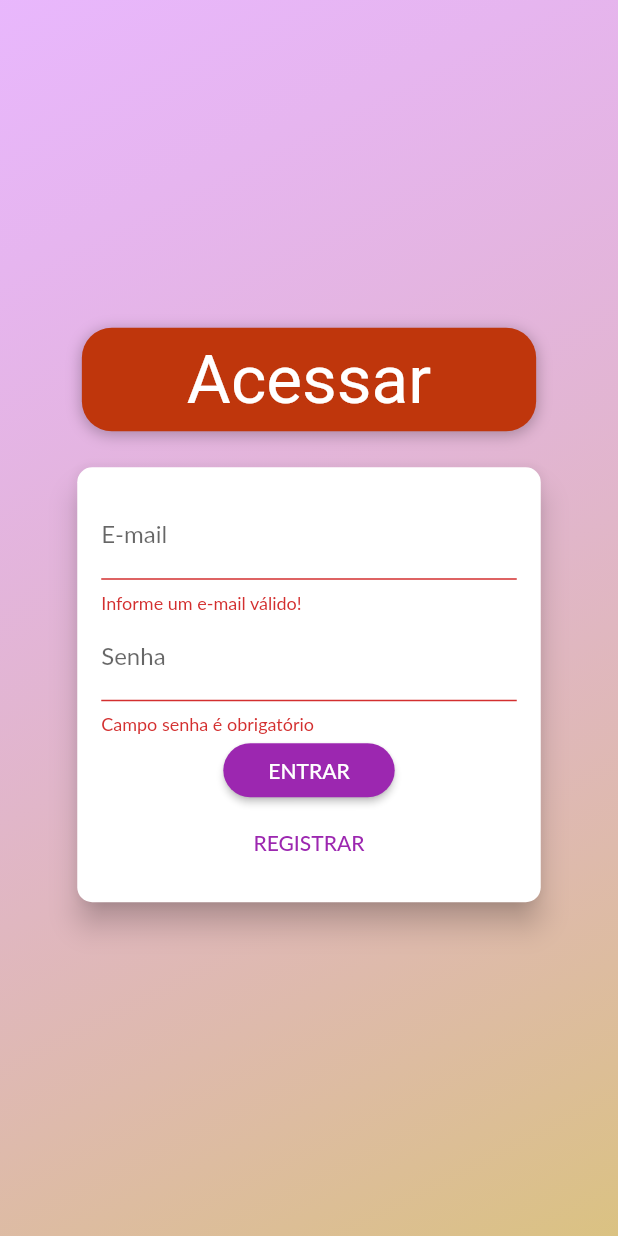
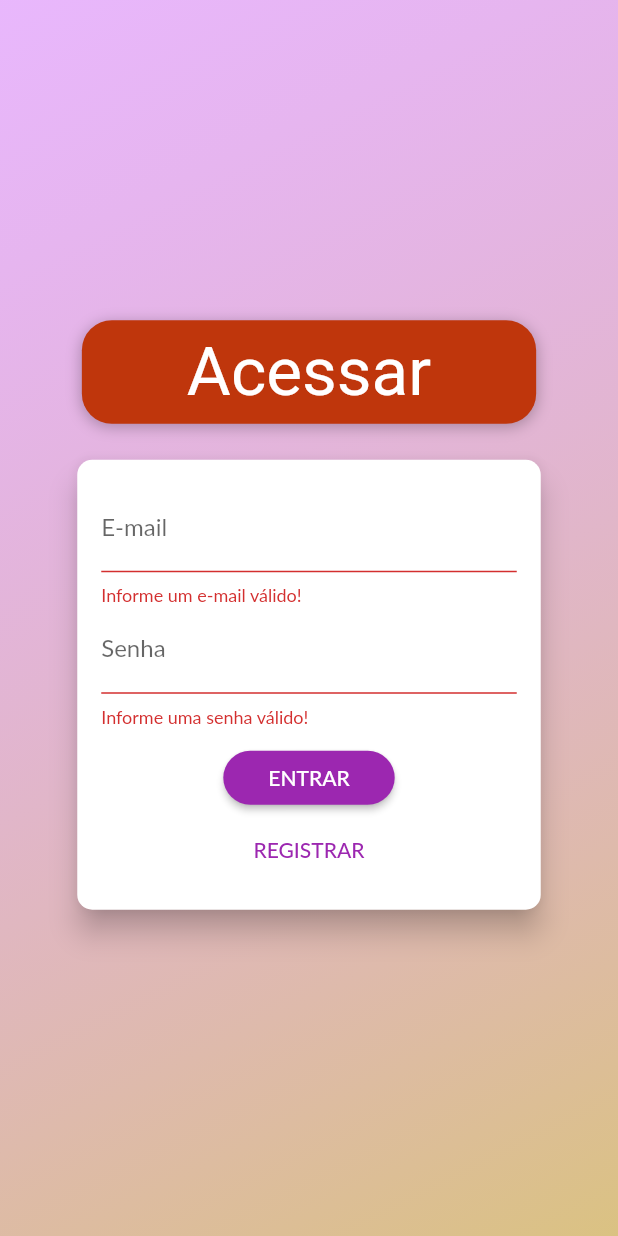
Before and after one commit to C0utinho98/base_flutter_mvc, a Flutter app: the screen it shows after launch, after a tap on "ENTRAR", on a phone screen of 412 x 824 dp. Run offline on Flutter 3.47's test engine with Material 2 defaults, Android fonts, the phone set to English and light mode, and no system bars; our stand-ins replace firebase_analytics, firebase_core, firebase_crashlytics, flutter_mobx, mobx, shared_preferences; accounts and stored records are empty; generated files the repository leaves out were written again; Roboto replaces fonts that are missing (Anton, Lato).

```diff
--- a/lib/app/app_widget.dart
+++ b/lib/app/app_widget.dart
@@ -1,10 +1,13 @@
-import 'package:base/app/controllers/auth/auth_service.dart';
+import 'package:base/app/controllers/auth/auth_controller.dart';
+import 'package:base/app/services/analytics_service.dart';
 import 'package:base/app/shared/routes/app_routes.dart';
 import 'package:base/app/views/widgets/auth_home_screen.dart';
 import 'package:flutter/material.dart';
 import 'package:provider/provider.dart';
 
 class MyApp extends StatelessWidget {
+  final _analyticsService = AnalyticsService();
+
   @override
   Widget build(BuildContext context) {
     return MultiProvider(
@@ -15,12 +18,12 @@ class MyApp extends StatelessWidget {
       ],
       child: MaterialApp(
         debugShowCheckedModeBanner: false,
-        title: 'Minha Loja',
         theme: ThemeData(
           primarySwatch: Colors.purple,
           accentColor: Colors.deepOrange,
           fontFamily: 'Lato',
         ),
+        navigatorObservers: [_analyticsService.getAnalyticsObserver()],
         routes: {
           AppRoutes.AUTH_HOME: (ctx) => AuthOrHomeScreen(),
         },
--- a/lib/app/controllers/auth/auth_service.dart
+++ b/lib/app/controllers/auth/auth_controller.dart
@@ -1,7 +1,7 @@
 import 'dart:async';
 import 'package:base/app/models/auth/auth_model.dart';
 import 'package:base/app/repositories/auth_repository.dart';
-import 'package:base/app/shared/local_storage/local_storage.dart';
+import 'package:base/app/services/local_storage.dart';
 import 'package:flutter/material.dart';
 
 class AuthController with ChangeNotifier {
--- a/lib/app/controllers/login/login_controller.dart
+++ b/lib/app/controllers/login/login_controller.dart
@@ -1,4 +1,4 @@
-import 'package:base/app/controllers/auth/auth_service.dart';
+import 'package:base/app/controllers/auth/auth_controller.dart';
 import 'package:base/app/models/login/login_model.dart';
 import 'package:base/app/shared/enums/auth_mode.dart';
 import 'package:flutter/material.dart';
@@ -6,6 +6,8 @@ import 'package:provider/provider.dart';
 
 class LoginController {
   final login = Login();
+  TextEditingController passwordController = TextEditingController();
+
   final BuildContext context;
 
   LoginController({this.context});
@@ -31,6 +33,29 @@ class LoginController {
         ],
       ),
     );
+  }
+
+  String validationEmail(String email) {
+    if (email.isEmpty) {
+      return "Informe um e-mail válido!";
+    }
+    return null;
+  }
+
+  String validationPassword(String password) {
+    if (password.isEmpty) {
+      return "Informe uma senha válido!";
+    } else if (password.length < 6) {
+      return "Senha precisa ter no minimo 6 caracteres!";
+    }
+    return null;
+  }
+
+  String validationComparePassword(String password) {
+    if (password != passwordController.text) {
+      return "Senhas sao diferentes";
+    }
+    return null;
   }
 
   void submit(AuthMode authMode) async {
--- /dev/null
+++ b/lib/app/services/analytics_service.dart
@@ -0,0 +1,9 @@
+import 'package:firebase_analytics/firebase_analytics.dart';
+import 'package:firebase_analytics/observer.dart';
+
+class AnalyticsService {
+  final FirebaseAnalytics _analytics = FirebaseAnalytics();
+
+  FirebaseAnalyticsObserver getAnalyticsObserver() =>
+      FirebaseAnalyticsObserver(analytics: _analytics);
+}
--- a/lib/app/shared/constants/keys.dart
+++ b/lib/app/shared/constants/keys.dart
@@ -1,5 +1,3 @@
-import 'package:flutter/material.dart';
-
 class Key {
-  static const FIREBASE_KEY = 'AIzaSyDvFPZ2u_R1u55vWithp5ctn5QCt9HBxaU';
+  static const FIREBASE_KEY = 'AIzaSyB6YUpabBF4nqcpTl1Dab6Tp4YrkGcH7vc';
 }
--- a/lib/app/views/pages/auth_screen.dart
+++ b/lib/app/views/pages/auth_screen.dart
@@ -5,10 +5,7 @@ class AuthScreen extends StatelessWidget {
   @override
   Widget build(BuildContext context) {
     return Scaffold(
-      body: Center(
-        child: Stack(
-          children: [
-            Container(
+      body: Container(
         decoration: BoxDecoration(
           gradient: LinearGradient(
             colors: [
@@ -19,7 +16,11 @@ class AuthScreen extends StatelessWidget {
             end: Alignment.bottomRight,
           ),
         ),
-            ),
+        child: Center(
+          child: SingleChildScrollView(
+            child: Container(
+              child: Stack(
+                children: [
                   Container(
                     width: double.infinity,
                     child: Column(
@@ -46,8 +47,10 @@ class AuthScreen extends StatelessWidget {
                           child: Text(
                             'Acessar',
                             style: TextStyle(
-                        color:
-                            Theme.of(context).accentTextTheme.headline6.color,
+                              color: Theme.of(context)
+                                  .accentTextTheme
+                                  .headline6
+                                  .color,
                               fontSize: 45,
                               fontFamily: 'Anton',
                             ),
@@ -60,6 +63,9 @@ class AuthScreen extends StatelessWidget {
                 ],
               ),
             ),
+          ),
+        ),
+      ),
     );
   }
 }
--- a/lib/app/views/widgets/auth_form.dart
+++ b/lib/app/views/widgets/auth_form.dart
@@ -10,7 +10,6 @@ class AuthForm extends StatefulWidget {
 
 class _AuthFormState extends State<AuthForm> {
   AuthMode _authMode = AuthMode.Login;
-  final _passwordController = TextEditingController();
 
   void _switchMode() {
     if (_authMode == AuthMode.Login) {
@@ -35,45 +34,38 @@ class _AuthFormState extends State<AuthForm> {
       elevation: 8.0,
       child: Container(
         padding: EdgeInsets.all(16),
-        height: _authMode == AuthMode.Login ? 290 : 371,
+        height: _authMode == AuthMode.Login
+            ? deviceSize.height * 0.5
+            : deviceSize.height * 0.6,
         width: deviceSize.width * 0.75,
+        constraints: BoxConstraints(
+          maxHeight: _authMode == AuthMode.Login ? 300 : 390,
+        ),
         child: Form(
           key: _form.formKey,
           child: Column(
+            // mainAxisAlignment: MainAxisAlignment.spaceAround,
             children: [
               TextFormField(
+                enableSuggestions: false,
+                autocorrect: false,
                 decoration: InputDecoration(labelText: 'E-mail'),
                 keyboardType: TextInputType.emailAddress,
-                validator: (value) {
-                  if (value.isEmpty) {
-                    return "Informe um e-mail válido!";
-                  }
-                  return null;
-                },
+                validator: (value) => _form.validationEmail(value),
                 onSaved: (value) => _form.setEmail(value),
               ),
               TextFormField(
                 decoration: InputDecoration(labelText: 'Senha'),
                 obscureText: true,
-                controller: _passwordController,
-                validator: (value) {
-                  if (value.isEmpty) {
-                    return "Campo senha é obrigatório";
-                  }
-                  return null;
-                },
+                controller: _form.passwordController,
+                validator: (value) => _form.validationPassword(value),
                 onSaved: (value) => _form.setPassword(value),
               ),
               if (_authMode == AuthMode.Signup)
                 TextFormField(
                   decoration: InputDecoration(labelText: 'Confirmar senha'),
                   obscureText: true,
-                  validator: (value) {
-                    if (value != _passwordController.text) {
-                      return "Senhas sao diferentes";
-                    }
-                    return null;
-                  },
+                  validator: (value) => _form.validationComparePassword(value),
                 ),
               Spacer(),
               Observer(builder: (_) {
--- a/lib/app/views/widgets/auth_home_screen.dart
+++ b/lib/app/views/widgets/auth_home_screen.dart
@@ -1,4 +1,4 @@
-import 'package:base/app/controllers/auth/auth_service.dart';
+import 'package:base/app/controllers/auth/auth_controller.dart';
 import 'package:base/app/views/pages/auth_screen.dart';
 import 'package:base/app/views/pages/home_screen.dart';
 import 'package:flutter/material.dart';
--- a/lib/main.dart
+++ b/lib/main.dart
@@ -1,4 +1,12 @@
 import 'package:base/app/app_widget.dart';
+import 'package:firebase_core/firebase_core.dart';
+import 'package:firebase_crashlytics/firebase_crashlytics.dart';
 import 'package:flutter/material.dart';
 
-void main() => runApp(MyApp());
+void main() async {
+  WidgetsFlutterBinding.ensureInitialized();
+  await Firebase.initializeApp();
+  FlutterError.onError = FirebaseCrashlytics.instance.recordFlutterError;
+
+  runApp(MyApp());
+}
--- a/pubspec.yaml
+++ b/pubspec.yaml
@@ -28,6 +28,9 @@ dependencies:
   shared_preferences: ^0.5.12+4
   mobx: ^1.2.1+4
   flutter_mobx: ^1.1.0+2
+  firebase_core: "^0.5.0"
+  firebase_crashlytics: ^0.2.4
+  firebase_analytics: ^5.0.2
 
   # The following adds the Cupertino Icons font to your application.
   # Use with the CupertinoIcons class for iOS style icons.
```
Also changed, not shown: lib/app/shared/themes/theme_dark.dart (deleted, +0 -10 lines), lib/app/shared/themes/theme_factory.dart (deleted, +0 -12 lines), lib/app/shared/themes/theme_light.dart (deleted, +0 -12 lines), lib/app/views/pages/analytics_event_screen.dart (added, +22 -0 lines), lib/app/views/pages/home_screen.dart (+40 -12 lines), lib/app/views/pages/logout_screen.dart (added, +22 -0 lines), lib/app/services/local_storage.dart (renamed from lib/app/shared/local_storage/local_storage.dart), pubspec.lock, 25 other files. Lines whose indentation alone changed are shown as unchanged.
